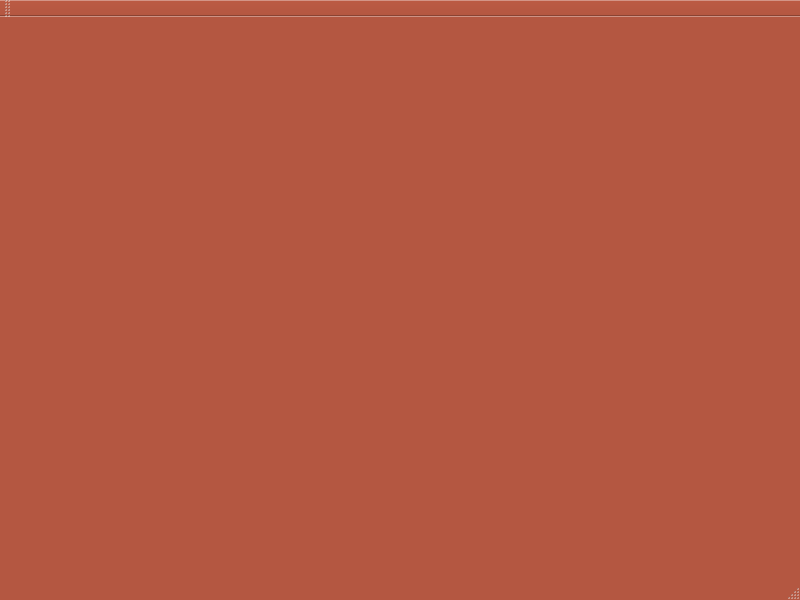
Before: the Qt Designer form project/mainwindow.ui in asuperpower/modern-portfoilio-tracker, drawn with Qt 5.
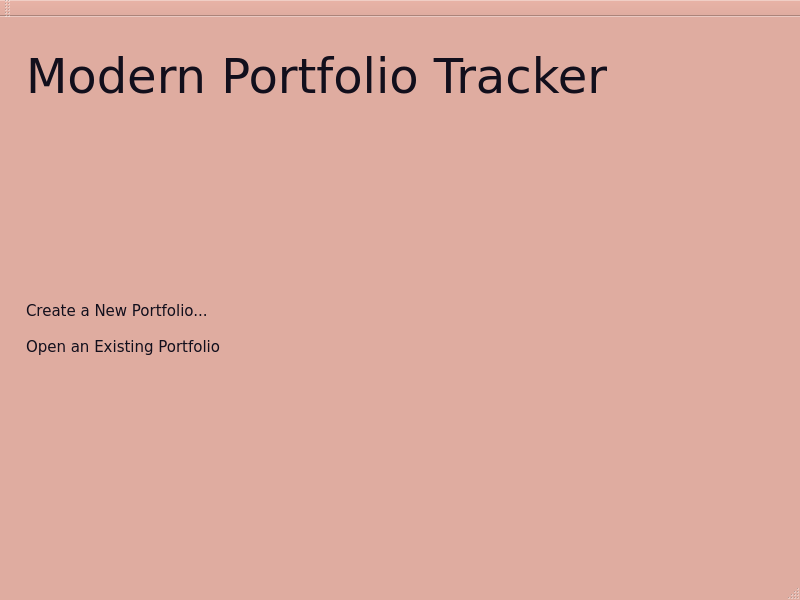
After: the same form once the commit is applied.

Commit message: Replaced greeter with gui widget, started work on intro screen, removed greeter references from mainwindow

Diff of the .ui file:
```diff
--- a/project/mainwindow.ui
+++ b/project/mainwindow.ui
@@ -22,9 +22,9 @@
      <colorrole role="WindowText">
       <brush brushstyle="SolidPattern">
        <color alpha="255">
-        <red>0</red>
-        <green>0</green>
-        <blue>0</blue>
+        <red>18</red>
+        <green>15</green>
+        <blue>28</blue>
        </color>
       </brush>
      </colorrole>
@@ -76,18 +76,18 @@
      <colorrole role="Text">
       <brush brushstyle="SolidPattern">
        <color alpha="255">
-        <red>18</red>
-        <green>15</green>
-        <blue>28</blue>
+        <red>223</red>
+        <green>172</green>
+        <blue>160</blue>
        </color>
       </brush>
      </colorrole>
      <colorrole role="BrightText">
       <brush brushstyle="SolidPattern">
        <color alpha="255">
-        <red>255</red>
-        <green>255</green>
-        <blue>255</blue>
+        <red>180</red>
+        <green>87</green>
+        <blue>65</blue>
        </color>
       </brush>
      </colorrole>
@@ -112,9 +112,9 @@
      <colorrole role="Window">
       <brush brushstyle="SolidPattern">
        <color alpha="255">
-        <red>180</red>
-        <green>87</green>
-        <blue>65</blue>
+        <red>223</red>
+        <green>172</green>
+        <blue>160</blue>
        </color>
       </brush>
      </colorrole>
@@ -168,9 +168,9 @@
      <colorrole role="WindowText">
       <brush brushstyle="SolidPattern">
        <color alpha="255">
-        <red>0</red>
-        <green>0</green>
-        <blue>0</blue>
+        <red>18</red>
+        <green>15</green>
+        <blue>28</blue>
        </color>
       </brush>
      </colorrole>
@@ -222,18 +222,18 @@
      <colorrole role="Text">
       <brush brushstyle="SolidPattern">
        <color alpha="255">
-        <red>18</red>
-        <green>15</green>
-        <blue>28</blue>
+        <red>223</red>
+        <green>172</green>
+        <blue>160</blue>
        </color>
       </brush>
      </colorrole>
      <colorrole role="BrightText">
       <brush brushstyle="SolidPattern">
        <color alpha="255">
-        <red>255</red>
-        <green>255</green>
-        <blue>255</blue>
+        <red>180</red>
+        <green>87</green>
+        <blue>65</blue>
        </color>
       </brush>
      </colorrole>
@@ -258,9 +258,9 @@
      <colorrole role="Window">
       <brush brushstyle="SolidPattern">
        <color alpha="255">
-        <red>180</red>
-        <green>87</green>
-        <blue>65</blue>
+        <red>223</red>
+        <green>172</green>
+        <blue>160</blue>
        </color>
       </brush>
      </colorrole>
@@ -377,9 +377,9 @@
      <colorrole role="BrightText">
       <brush brushstyle="SolidPattern">
        <color alpha="255">
-        <red>255</red>
-        <green>255</green>
-        <blue>255</blue>
+        <red>180</red>
+        <green>87</green>
+        <blue>65</blue>
        </color>
       </brush>
      </colorrole>
@@ -395,18 +395,18 @@
      <colorrole role="Base">
       <brush brushstyle="SolidPattern">
        <color alpha="255">
-        <red>180</red>
-        <green>87</green>
-        <blue>65</blue>
+        <red>223</red>
+        <green>172</green>
+        <blue>160</blue>
        </color>
       </brush>
      </colorrole>
      <colorrole role="Window">
       <brush brushstyle="SolidPattern">
        <color alpha="255">
-        <red>180</red>
-        <green>87</green>
-        <blue>65</blue>
+        <red>223</red>
+        <green>172</green>
+        <blue>160</blue>
        </color>
       </brush>
      </colorrole>
@@ -479,8 +479,355 @@
     <property name="currentIndex">
      <number>0</number>
     </property>
-    <widget class="QWidget" name="page"/>
-    <widget class="QWidget" name="page_2"/>
+    <widget class="QWidget" name="Greeter">
+     <widget class="QWidget" name="verticalLayoutWidget">
+      <property name="geometry">
+       <rect>
+        <x>0</x>
+        <y>0</y>
+        <width>801</width>
+        <height>541</height>
+       </rect>
+      </property>
+      <layout class="QVBoxLayout" name="verticalLayout">
+       <item>
+        <spacer name="verticalSpacerTop">
+         <property name="orientation">
+          <enum>Qt::Vertical</enum>
+         </property>
+         <property name="sizeType">
+          <enum>QSizePolicy::Maximum</enum>
+         </property>
+         <property name="sizeHint" stdset="0">
+          <size>
+           <width>20</width>
+           <height>20</height>
+          </size>
+         </property>
+        </spacer>
+       </item>
+       <item>
+        <layout class="QHBoxLayout" name="horizontalLayout_2">
+         <item>
+          <spacer name="horizontalSpacerLeft">
+           <property name="orientation">
+            <enum>Qt::Horizontal</enum>
+           </property>
+           <property name="sizeType">
+            <enum>QSizePolicy::Maximum</enum>
+           </property>
+           <property name="sizeHint" stdset="0">
+            <size>
+             <width>15</width>
+             <height>20</height>
+            </size>
+           </property>
+          </spacer>
+         </item>
+         <item>
+          <widget class="QLabel" name="titleLabel">
+           <property name="font">
+            <font>
+             <pointsize>36</pointsize>
+            </font>
+           </property>
+           <property name="text">
+            <string>Modern Portfolio Tracker</string>
+           </property>
+          </widget>
+         </item>
+         <item>
+          <spacer name="horizontalSpacerRight_5">
+           <property name="orientation">
+            <enum>Qt::Horizontal</enum>
+           </property>
+           <property name="sizeHint" stdset="0">
+            <size>
+             <width>40</width>
+             <height>20</height>
+            </size>
+           </property>
+          </spacer>
+         </item>
+        </layout>
+       </item>
+       <item>
+        <spacer name="verticalSpacer_7">
+         <property name="orientation">
+          <enum>Qt::Vertical</enum>
+         </property>
+         <property name="sizeHint" stdset="0">
+          <size>
+           <width>20</width>
+           <height>40</height>
+          </size>
+         </property>
+        </spacer>
+       </item>
+       <item>
+        <layout class="QHBoxLayout" name="horizontalLayout">
+         <item>
+          <spacer name="horizontalSpacer">
+           <property name="orientation">
+            <enum>Qt::Horizontal</enum>
+           </property>
+           <property name="sizeType">
+            <enum>QSizePolicy::Minimum</enum>
+           </property>
+           <property name="sizeHint" stdset="0">
+            <size>
+             <width>15</width>
+             <height>20</height>
+            </size>
+           </property>
+          </spacer>
+         </item>
+         <item>
+          <layout class="QVBoxLayout" name="verticalLayout_2">
+           <item>
+            <spacer name="verticalSpacer_3">
+             <property name="orientation">
+              <enum>Qt::Vertical</enum>
+             </property>
+             <property name="sizeType">
+              <enum>QSizePolicy::Fixed</enum>
+             </property>
+             <property name="sizeHint" stdset="0">
+              <size>
+               <width>10</width>
+               <height>2</height>
+              </size>
+             </property>
+            </spacer>
+           </item>
+           <item>
+            <layout class="QHBoxLayout" name="newFileHorizontalLayout">
+             <item>
+              <widget class="QLabel" name="newFileLabel">
+               <property name="font">
+                <font>
+                 <pointsize>11</pointsize>
+                </font>
+               </property>
+               <property name="cursor">
+                <cursorShape>PointingHandCursor</cursorShape>
+               </property>
+               <property name="focusPolicy">
+                <enum>Qt::NoFocus</enum>
+               </property>
+               <property name="text">
+                <string>Create a New Portfolio...</string>
+               </property>
+              </widget>
+             </item>
+             <item>
+              <spacer name="horizontalSpacerRight">
+               <property name="orientation">
+                <enum>Qt::Horizontal</enum>
+               </property>
+               <property name="sizeType">
+                <enum>QSizePolicy::Maximum</enum>
+               </property>
+               <property name="sizeHint" stdset="0">
+                <size>
+                 <width>40</width>
+                 <height>20</height>
+                </size>
+               </property>
+              </spacer>
+             </item>
+            </layout>
+           </item>
+           <item>
+            <spacer name="verticalSpacer_2">
+             <property name="orientation">
+              <enum>Qt::Vertical</enum>
+             </property>
+             <property name="sizeType">
+              <enum>QSizePolicy::Fixed</enum>
+             </property>
+             <property name="sizeHint" stdset="0">
+              <size>
+               <width>20</width>
+               <height>10</height>
+              </size>
+             </property>
+            </spacer>
+           </item>
+           <item>
+            <layout class="QHBoxLayout" name="fileOpenHorizontalLayout">
+             <item>
+              <widget class="QLabel" name="openPortfolioLabel">
+               <property name="font">
+                <font>
+                 <pointsize>11</pointsize>
+                </font>
+               </property>
+               <property name="cursor">
+                <cursorShape>PointingHandCursor</cursorShape>
+               </property>
+               <property name="text">
+                <string>Open an Existing Portfolio</string>
+               </property>
+              </widget>
+             </item>
+             <item>
+              <spacer name="horizontalSpacerRight_2">
+               <property name="orientation">
+                <enum>Qt::Horizontal</enum>
+               </property>
+               <property name="sizeType">
+                <enum>QSizePolicy::Maximum</enum>
+               </property>
+               <property name="sizeHint" stdset="0">
+                <size>
+                 <width>40</width>
+                 <height>20</height>
+                </size>
+               </property>
+              </spacer>
+             </item>
+            </layout>
+           </item>
+           <item>
+            <spacer name="verticalSpacer">
+             <property name="orientation">
+              <enum>Qt::Vertical</enum>
+             </property>
+             <property name="sizeType">
+              <enum>QSizePolicy::Fixed</enum>
+             </property>
+             <property name="sizeHint" stdset="0">
+              <size>
+               <width>10</width>
+               <height>2</height>
+              </size>
+             </property>
+            </spacer>
+           </item>
+          </layout>
+         </item>
+         <item>
+          <layout class="QVBoxLayout" name="verticalLayout_4">
+           <item>
+            <spacer name="verticalSpacer_4">
+             <property name="orientation">
+              <enum>Qt::Vertical</enum>
+             </property>
+             <property name="sizeType">
+              <enum>QSizePolicy::Fixed</enum>
+             </property>
+             <property name="sizeHint" stdset="0">
+              <size>
+               <width>10</width>
+               <height>2</height>
+              </size>
+             </property>
+            </spacer>
+           </item>
+           <item>
+            <layout class="QHBoxLayout" name="newFileHorizontalLayout_2">
+             <item>
+              <spacer name="horizontalSpacerRight_3">
+               <property name="orientation">
+                <enum>Qt::Horizontal</enum>
+               </property>
+               <property name="sizeHint" stdset="0">
+                <size>
+                 <width>40</width>
+                 <height>20</height>
+                </size>
+               </property>
+              </spacer>
+             </item>
+            </layout>
+           </item>
+           <item>
+            <spacer name="verticalSpacer_5">
+             <property name="orientation">
+              <enum>Qt::Vertical</enum>
+             </property>
+             <property name="sizeType">
+              <enum>QSizePolicy::Fixed</enum>
+             </property>
+             <property name="sizeHint" stdset="0">
+              <size>
+               <width>20</width>
+               <height>10</height>
+              </size>
+             </property>
+            </spacer>
+           </item>
+           <item>
+            <layout class="QHBoxLayout" name="fileOpenHorizontalLayout_2">
+             <item>
+              <spacer name="horizontalSpacerRight_4">
+               <property name="orientation">
+                <enum>Qt::Horizontal</enum>
+               </property>
+               <property name="sizeHint" stdset="0">
+                <size>
+                 <width>40</width>
+                 <height>20</height>
+                </size>
+               </property>
+              </spacer>
+             </item>
+            </layout>
+           </item>
+           <item>
+            <spacer name="verticalSpacer_6">
+             <property name="orientation">
+              <enum>Qt::Vertical</enum>
+             </property>
+             <property name="sizeType">
+              <enum>QSizePolicy::Fixed</enum>
+             </property>
+             <property name="sizeHint" stdset="0">
+              <size>
+               <width>10</width>
+               <height>2</height>
+              </size>
+             </property>
+            </spacer>
+           </item>
+          </layout>
+         </item>
+         <item>
+          <spacer name="horizontalSpacer_2">
+           <property name="orientation">
+            <enum>Qt::Horizontal</enum>
+           </property>
+           <property name="sizeType">
+            <enum>QSizePolicy::Minimum</enum>
+           </property>
+           <property name="sizeHint" stdset="0">
+            <size>
+             <width>15</width>
+             <height>20</height>
+            </size>
+           </property>
+          </spacer>
+         </item>
+        </layout>
+       </item>
+       <item>
+        <spacer name="verticalSpacerBottom">
+         <property name="orientation">
+          <enum>Qt::Vertical</enum>
+         </property>
+         <property name="sizeHint" stdset="0">
+          <size>
+           <width>20</width>
+           <height>40</height>
+          </size>
+         </property>
+        </spacer>
+       </item>
+      </layout>
+     </widget>
+    </widget>
+    <widget class="QWidget" name="PortfolioView"/>
    </widget>
   </widget>
   <widget class="QMenuBar" name="menuBar">
```
The commit also changes 5 other files.
